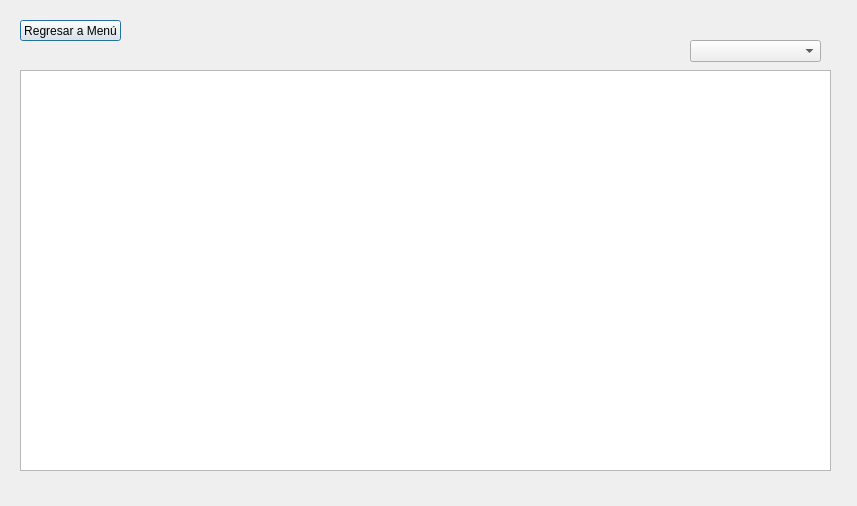
Old version of the form Proyecto_v1/ordenar_dialog.ui in the repository sndr1345v2/Algoritmia-Proyecto.
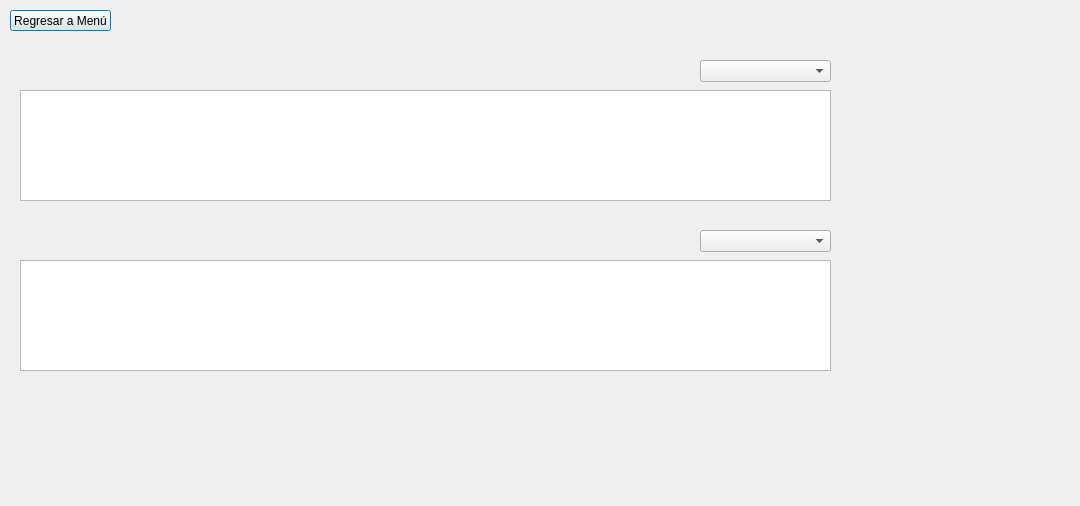
New version of the form.

Patch:
```diff
--- a/Proyecto_v1/ordenar_dialog.ui
+++ b/Proyecto_v1/ordenar_dialog.ui
@@ -6,7 +6,7 @@
    <rect>
     <x>0</x>
     <y>0</y>
-    <width>857</width>
+    <width>1080</width>
     <height>506</height>
    </rect>
   </property>
@@ -17,17 +17,17 @@
    <property name="geometry">
     <rect>
      <x>20</x>
-     <y>70</y>
+     <y>90</y>
      <width>811</width>
-     <height>401</height>
+     <height>111</height>
     </rect>
    </property>
   </widget>
   <widget class="QComboBox" name="comboBox_ordenar">
    <property name="geometry">
     <rect>
-     <x>690</x>
-     <y>40</y>
+     <x>700</x>
+     <y>60</y>
      <width>131</width>
      <height>22</height>
     </rect>
@@ -36,8 +36,8 @@
   <widget class="QPushButton" name="pushButton_regresarMenu">
    <property name="geometry">
     <rect>
-     <x>20</x>
-     <y>20</y>
+     <x>10</x>
+     <y>10</y>
      <width>101</width>
      <height>21</height>
     </rect>
@@ -46,6 +46,26 @@
     <string>Regresar a Menú</string>
    </property>
   </widget>
+  <widget class="QTableView" name="table_ventas">
+   <property name="geometry">
+    <rect>
+     <x>20</x>
+     <y>260</y>
+     <width>811</width>
+     <height>111</height>
+    </rect>
+   </property>
+  </widget>
+  <widget class="QComboBox" name="comboBox_ordenar_2">
+   <property name="geometry">
+    <rect>
+     <x>700</x>
+     <y>230</y>
+     <width>131</width>
+     <height>22</height>
+    </rect>
+   </property>
+  </widget>
  </widget>
  <resources/>
  <connections/>
```
Left out of the diff: 2 changed lines with no effect on the pictures.
